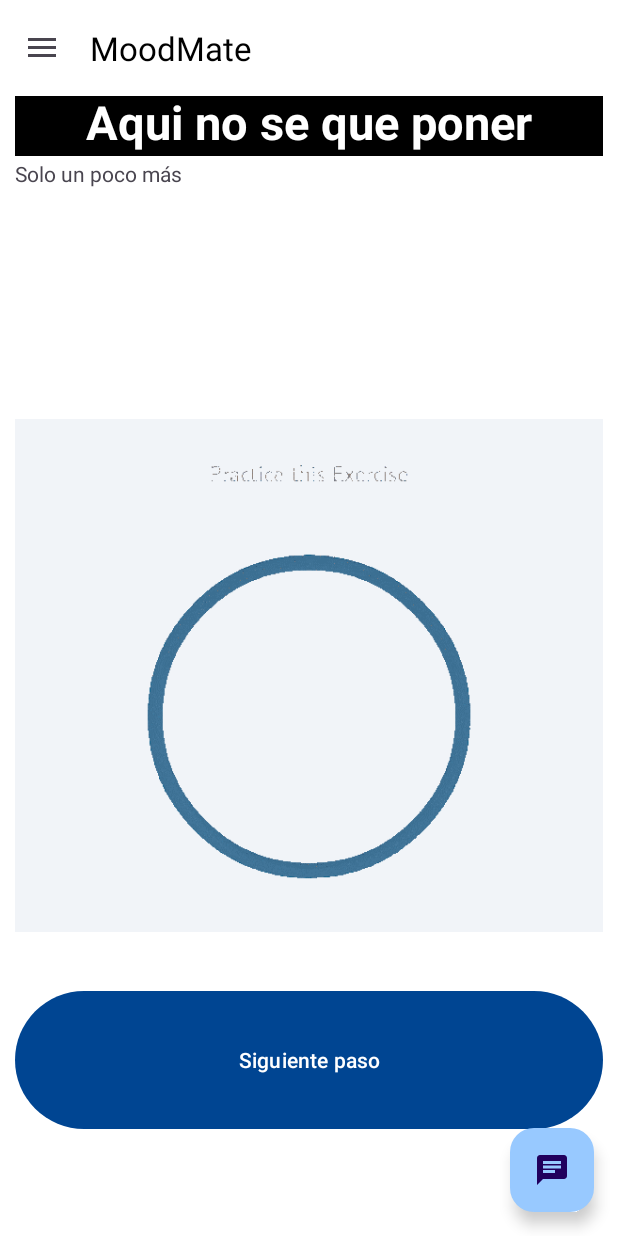
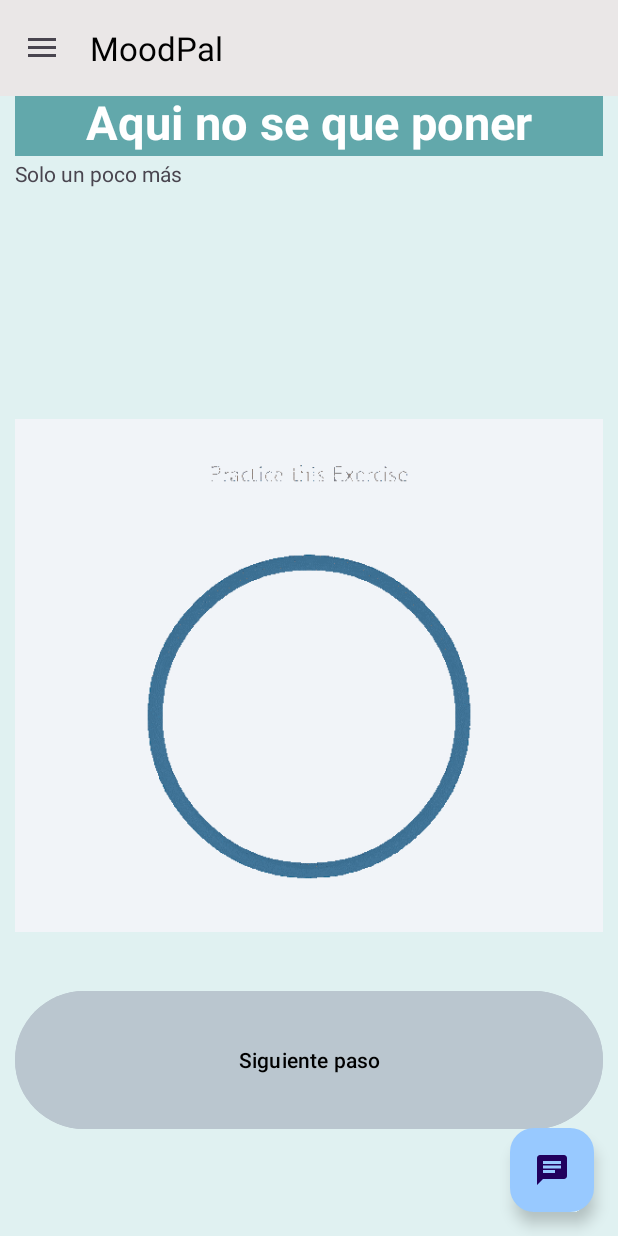
Before and after one commit to adrianoggm/MoodPal, an Android app: the fragment PanicFragment placed in its activity, after a tap on "Siguiente paso", on a phone screen of 412 x 824 dp. Run offline under Robolectric (Android 15) with nearby library versions, the phone set to English and light mode, and no system bars; our stand-ins replace androidx.preference; libraries missing offline, so code that uses them is left out: com.applozic.mobicomkit, com.ortiz.touchview, io.kommunicate; pictures from the network do not load; 2 statements that could not run were skipped.

Commit message:
Casi terminado (Falta letra y alguna cosa mas)

```diff
--- a/app/build.gradle.kts
+++ b/app/build.gradle.kts
@@ -48,4 +48,6 @@ dependencies {
     testImplementation("junit:junit:4.13.2")
     androidTestImplementation("androidx.test.ext:junit:1.1.5")
     androidTestImplementation("androidx.test.espresso:espresso-core:3.5.1")
+    implementation ("com.github.bumptech.glide:glide:4.13.0")
+    annotationProcessor ("com.github.bumptech.glide:compiler:4.13.0")
 }
--- a/app/src/main/java/com/example/etsiitgo/ui/PanicFragment.java
+++ b/app/src/main/java/com/example/etsiitgo/ui/PanicFragment.java
@@ -19,6 +19,7 @@ import android.widget.Toast;
 
 import androidx.fragment.app.Fragment;
 
+import com.bumptech.glide.Glide;
 import com.example.etsiitgo.GusiAssistant;
 import com.example.etsiitgo.R;
 import com.example.etsiitgo.data.ComedorData;
@@ -96,7 +97,7 @@ public class PanicFragment extends InteractableFragment {
         String []titulo = new String[2];
         String []texto= new String[2];
         String []imagenes= new String[2];
-        titulo[0]="Respira profundamente";
+        titulo[0]=" ";
         titulo[1]="Aqui no se que poner";
         texto[0]="Todo va a salir bien";
         texto[1]="Solo un poco más ";
@@ -106,7 +107,12 @@ public class PanicFragment extends InteractableFragment {
         textotitulopanico.setText(titulo[indice_consejo]);
         textopanico.setText(texto[indice_consejo]);
 
-        imagenespanicImageView.setImageResource(Integer.parseInt(imagenes[indice_consejo]));
+        // imagenespanicImageView.setImageResource(Integer.parseInt(imagenes[indice_consejo]));
+        Glide.with(this)
+                .asGif()
+                .load("https://media1.tenor.com/m/q1a1tucKnB0AAAAd/inspire-inhale.gif")
+                .into(imagenespanicImageView);
+
         siguiente_paso.setOnClickListener(new View.OnClickListener(){
         @Override public  void onClick(View v){
             indice_consejo=(indice_consejo+1)%2;
--- a/app/src/main/res/layout/fragment_panic.xml
+++ b/app/src/main/res/layout/fragment_panic.xml
@@ -10,18 +10,18 @@
     <androidx.constraintlayout.widget.ConstraintLayout
         android:layout_width="match_parent"
         android:layout_height="match_parent"
-        android:background="#FFFFFF">
+        android:background="#E0F1F1">
 
         <LinearLayout
-            app:layout_constraintBottom_toBottomOf="parent"
-            app:layout_constraintEnd_toEndOf="parent"
-            app:layout_constraintStart_toStartOf="parent"
             android:layout_width="match_parent"
             android:layout_height="match_parent"
             android:layout_marginStart="10dp"
             android:layout_marginEnd="10dp"
             android:layout_marginBottom="30dp"
-            android:orientation="vertical">
+            android:orientation="vertical"
+            app:layout_constraintBottom_toBottomOf="parent"
+            app:layout_constraintEnd_toEndOf="parent"
+            app:layout_constraintStart_toStartOf="parent">
 
             <LinearLayout
                 android:layout_width="match_parent"
@@ -33,9 +33,9 @@
                     android:layout_width="wrap_content"
                     android:layout_height="40dp"
                     android:layout_weight="1"
-                    android:background="#000000"
+                    android:background="#62A8AB"
                     android:includeFontPadding="false"
-                    android:text="MODO PANIC"
+                    android:text="Respira"
                     android:textAlignment="center"
                     android:textAllCaps="false"
                     android:textColor="#FFFFFF"
@@ -76,7 +76,9 @@
                         android:layout_width="match_parent"
                         android:layout_height="100dp"
                         android:layout_weight="2"
-                        android:text="Siguiente paso" />
+                        android:backgroundTint="#BAC6CF"
+                        android:text="Siguiente paso"
+                        android:textColor="#000000" />
                 </LinearLayout>
 
             </LinearLayout>
--- a/app/src/main/res/layout/header.xml
+++ b/app/src/main/res/layout/header.xml
@@ -3,7 +3,7 @@
     xmlns:app="http://schemas.android.com/apk/res-auto"
     android:layout_width="match_parent"
     android:layout_height="200dp"
-    android:background="@color/primary_blue_dark"
+    android:background="#809FFA"
     android:gravity="bottom"
     android:orientation="vertical"
     android:padding="20dp">
--- a/app/src/main/res/layout/toolbar.xml
+++ b/app/src/main/res/layout/toolbar.xml
@@ -4,6 +4,7 @@
     android:layout_width="match_parent"
     android:layout_height="wrap_content"
     android:background="@color/white"
+    android:backgroundTint="#EAE7E7"
     android:elevation="4dp"
     android:theme="@style/Base.Theme.EtsiitGO"
     app:navigationIcon="@drawable/menu_icon"
--- a/app/src/main/res/menu/main_menu.xml
+++ b/app/src/main/res/menu/main_menu.xml
@@ -11,26 +11,26 @@
             android:id="@+id/nav_mapa"
             android:layout_width="wrap_content"
             android:layout_height="wrap_content"
-            android:icon="@drawable/map_icon"
-            android:title="@string/mapa" />
+            android:icon="@drawable/grade_icon"
+            android:title="Emociones" />
         <item
             android:id="@+id/nav_horario"
             android:layout_width="wrap_content"
             android:layout_height="wrap_content"
             android:icon="@drawable/schedule_icon"
-            android:title="@string/horario" />
+            android:title="Experto" />
         <item
             android:id="@+id/nav_notas"
             android:layout_width="wrap_content"
             android:layout_height="wrap_content"
-            android:icon="@drawable/grade_icon"
-            android:title="@string/notas" />
+            android:icon="@drawable/ic_favorite_black_24dp"
+            android:title="Como te sientes" />
         <item
             android:id="@+id/nav_comedor"
             android:layout_width="wrap_content"
             android:layout_height="wrap_content"
-            android:icon="@drawable/fastfood_icon"
-            android:title="@string/comedor" />
+            android:icon="@drawable/text_chat"
+            android:title="Lani" />
     </group>
     <item
         android:layout_width="wrap_content"
--- a/app/src/main/res/values/colors.xml
+++ b/app/src/main/res/values/colors.xml
@@ -8,9 +8,9 @@
     <color name="secondary_color_dark">#ffe380</color>
 
 <!--    Color mas oscuro para resaltar -->
-<color name="primary_blue_dark">#004592</color>
+<color name="primary_blue_dark">#809FFA</color>
 <!--    Color principal que se usa en la mayria de sitios -->
-    <color name="primary_blue_color">#0077fa</color>
+    <color name="primary_blue_color">#809ffa</color>
 <!--    Este se usa para el boton de gusi -->
     <color name="secondary_blue_color">#98c9ff</color>
 <!--    Este se usa para los items seleccionados del menu lateral -->
--- a/app/src/main/res/values/strings.xml
+++ b/app/src/main/res/values/strings.xml
@@ -1,5 +1,5 @@
 <resources>
-    <string name="app_name">MoodMate</string>
+    <string name="app_name">MoodPal</string>
     <string name="home">Inicio</string>
     <string name="account">Cuenta</string>
     <string name="system">Sistema</string>
```
Also changed, not shown: app/src/main/res/layout/fragment_emociones.xml (+17 -8 lines), app/src/main/res/layout/fragment_home.xml (+15 -3 lines), app/src/main/res/layout/login_screen.xml (+8 -5 lines), 1 other file.
